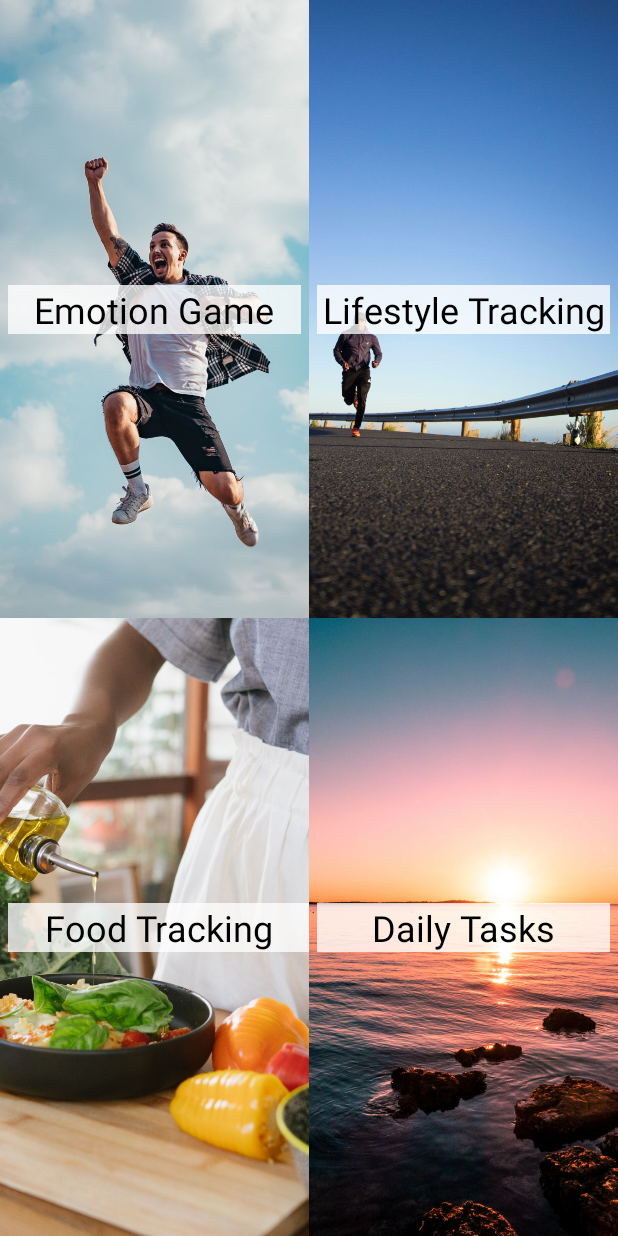
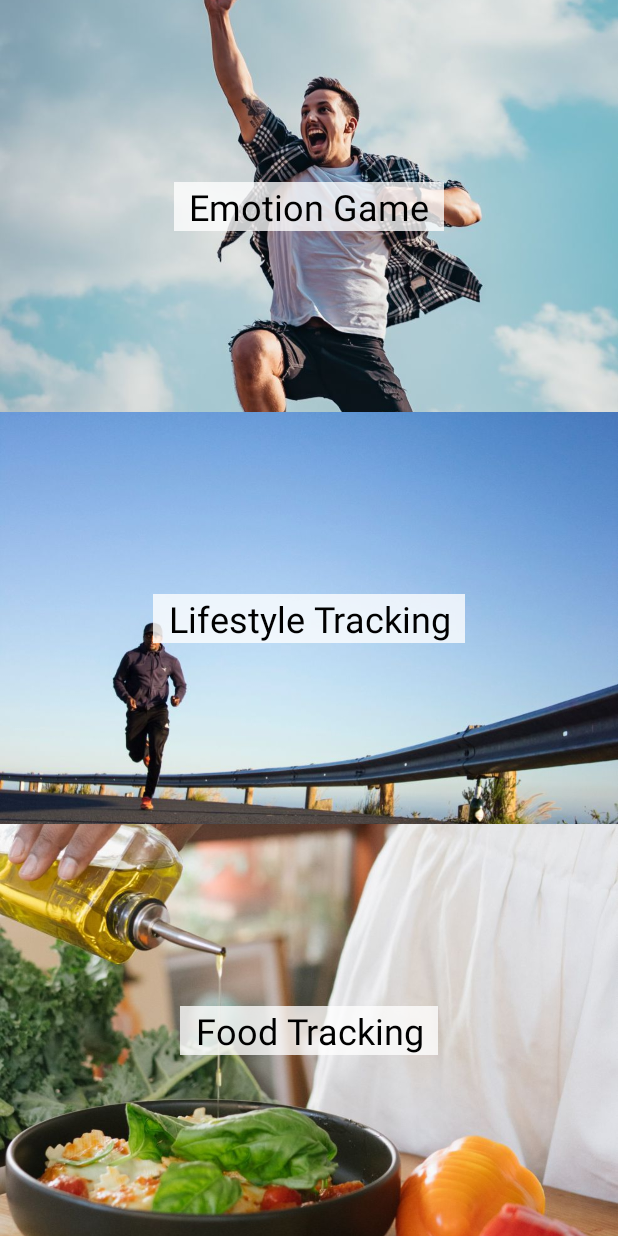
Before and after one commit to dsjiffry/Lifestyle-Tracking-App, an Android app: the NavigationActivity screen opened directly, with no data from a screen before it, on a phone screen of 412 x 824 dp. Run offline under Robolectric (Android 15) with nearby library versions, the phone set to English and light mode, and no system bars; 2 statements that could not run were skipped.

Commit message:
updated navigation UI
Signed-off-by: Shehan Jiffry <it17029896@my.sliit.lk>

```diff
--- a/Android/app/src/main/res/layout/activity_navigation.xml
+++ b/Android/app/src/main/res/layout/activity_navigation.xml
@@ -7,130 +7,93 @@
     tools:context=".NavigationActivity">
 
     <ImageView
-        android:id="@+id/imageView"
+        android:id="@+id/emotionImage"
         android:layout_width="0dp"
         android:layout_height="0dp"
         android:onClick="toEmotionSection"
         android:scaleType="centerCrop"
-        app:layout_constraintBottom_toBottomOf="@+id/imageView5"
-        app:layout_constraintEnd_toStartOf="@+id/imageView5"
-        app:layout_constraintHorizontal_bias="0.0"
+        app:layout_constraintBottom_toTopOf="@+id/LifestyleImage"
+        app:layout_constraintEnd_toEndOf="parent"
         app:layout_constraintStart_toStartOf="parent"
-        app:layout_constraintTop_toTopOf="@+id/imageView5"
-        app:layout_constraintVertical_bias="0.0"
+        app:layout_constraintTop_toTopOf="parent"
         app:srcCompat="@drawable/emotion_navigation_background" />
 
     <ImageView
-        android:id="@+id/imageView5"
+        android:id="@+id/LifestyleImage"
         android:layout_width="0dp"
         android:layout_height="0dp"
         android:onClick="toLifestyleSection"
         android:scaleType="centerCrop"
-        app:layout_constraintBottom_toTopOf="@+id/imageView4"
+        app:layout_constraintBottom_toTopOf="@+id/FoodImage"
         app:layout_constraintEnd_toEndOf="parent"
-        app:layout_constraintHorizontal_bias="1.0"
-        app:layout_constraintStart_toEndOf="@+id/imageView"
-        app:layout_constraintTop_toTopOf="parent"
-        app:layout_constraintVertical_bias="1.0"
+        app:layout_constraintStart_toStartOf="parent"
+        app:layout_constraintTop_toBottomOf="@+id/emotionImage"
         app:srcCompat="@drawable/lifestyle_navigation_background" />
 
     <ImageView
-        android:id="@+id/imageView4"
-        android:layout_width="0dp"
-        android:layout_height="0dp"
-        android:onClick="toDailyTaskSection"
-        android:scaleType="centerCrop"
-        app:layout_constraintBottom_toBottomOf="parent"
-        app:layout_constraintEnd_toEndOf="parent"
-        app:layout_constraintHorizontal_bias="1.0"
-        app:layout_constraintStart_toEndOf="@+id/imageView"
-        app:layout_constraintTop_toBottomOf="@+id/imageView5"
-        app:srcCompat="@drawable/daily_task_navigation_background" />
-
-    <ImageView
-        android:id="@+id/imageView3"
+        android:id="@+id/FoodImage"
         android:layout_width="0dp"
         android:layout_height="0dp"
         android:onClick="toFoodSection"
         android:scaleType="centerCrop"
-        app:layout_constraintBottom_toBottomOf="@+id/imageView4"
-        app:layout_constraintEnd_toEndOf="@+id/imageView"
-        app:layout_constraintHorizontal_bias="0.0"
-        app:layout_constraintStart_toStartOf="@+id/imageView"
-        app:layout_constraintTop_toTopOf="@+id/imageView4"
-        app:layout_constraintVertical_bias="1.0"
+        app:layout_constraintBottom_toBottomOf="parent"
+        app:layout_constraintEnd_toEndOf="parent"
+        app:layout_constraintStart_toStartOf="parent"
+        app:layout_constraintTop_toBottomOf="@+id/LifestyleImage"
         app:srcCompat="@drawable/food_navigation_background" />
 
     <TextView
-        android:id="@+id/textView7"
-        android:layout_width="0dp"
+        android:id="@+id/emotionText"
+        android:layout_width="wrap_content"
         android:layout_height="wrap_content"
-        android:layout_marginLeft="5dp"
-        android:layout_marginRight="5dp"
         android:background="#C6FFFFFF"
         android:gravity="center_horizontal|center_vertical"
         android:onClick="toEmotionSection"
+        android:paddingHorizontal="10dp"
         android:text="Emotion Game"
         android:textAlignment="gravity"
         android:textColor="#000000"
         android:textSize="24sp"
-        app:layout_constraintBottom_toBottomOf="@+id/imageView"
-        app:layout_constraintEnd_toEndOf="@+id/imageView"
-        app:layout_constraintStart_toStartOf="@+id/imageView"
-        app:layout_constraintTop_toTopOf="@+id/imageView" />
+        app:layout_constraintBottom_toBottomOf="@+id/emotionImage"
+        app:layout_constraintEnd_toEndOf="@+id/lifestyleText"
+        app:layout_constraintHorizontal_bias="0.5"
+        app:layout_constraintStart_toStartOf="@+id/lifestyleText"
+        app:layout_constraintTop_toTopOf="@+id/emotionImage" />
 
     <TextView
-        android:id="@+id/textView8"
-        android:layout_width="0dp"
+        android:id="@+id/lifestyleText"
+        android:layout_width="wrap_content"
         android:layout_height="wrap_content"
-        android:layout_marginLeft="5dp"
-        android:layout_marginRight="5dp"
         android:background="#C6FFFFFF"
         android:gravity="center_horizontal|center_vertical"
         android:onClick="toLifestyleSection"
+        android:paddingHorizontal="10dp"
         android:text="Lifestyle Tracking"
         android:textAlignment="gravity"
         android:textColor="#000000"
         android:textSize="24sp"
-        app:layout_constraintBottom_toBottomOf="@+id/imageView5"
-        app:layout_constraintEnd_toEndOf="@+id/imageView5"
-        app:layout_constraintStart_toStartOf="@+id/imageView5"
-        app:layout_constraintTop_toTopOf="@+id/imageView5" />
+        app:layout_constraintBottom_toBottomOf="@+id/LifestyleImage"
+        app:layout_constraintEnd_toEndOf="@+id/foodText"
+        app:layout_constraintHorizontal_bias="0.5"
+        app:layout_constraintStart_toStartOf="@+id/foodText"
+        app:layout_constraintTop_toBottomOf="@+id/emotionImage" />
 
     <TextView
-        android:id="@+id/textView12"
-        android:layout_width="0dp"
+        android:id="@+id/foodText"
+        android:layout_width="wrap_content"
         android:layout_height="wrap_content"
-        android:layout_marginStart="5dp"
-        android:layout_marginEnd="5dp"
-        android:background="#C6FFFFFF"
-        android:gravity="center_horizontal|center_vertical"
-        android:onClick="toDailyTaskSection"
-        android:text="Daily Tasks"
-        android:textAlignment="gravity"
-        android:textColor="#000000"
-        android:textSize="24sp"
-        app:layout_constraintBottom_toBottomOf="@+id/imageView4"
-        app:layout_constraintEnd_toEndOf="@+id/imageView4"
-        app:layout_constraintStart_toStartOf="@+id/imageView4"
-        app:layout_constraintTop_toTopOf="@+id/imageView4" />
-
-    <TextView
-        android:id="@+id/textView9"
-        android:layout_width="0dp"
-        android:layout_height="wrap_content"
-        android:layout_marginStart="5dp"
-        android:layout_marginRight="5dp"
         android:background="#C6FFFFFF"
         android:gravity="center_horizontal|center_vertical"
         android:onClick="toFoodSection"
+        android:paddingHorizontal="10dp"
         android:text="Food Tracking"
         android:textAlignment="gravity"
         android:textColor="#000000"
         android:textSize="24sp"
-        app:layout_constraintBottom_toBottomOf="@+id/imageView3"
-        app:layout_constraintEnd_toEndOf="@+id/imageView3"
-        app:layout_constraintStart_toStartOf="@+id/imageView3"
-        app:layout_constraintTop_toTopOf="@+id/imageView3" />
+        app:layout_constraintBottom_toBottomOf="parent"
+        app:layout_constraintEnd_toEndOf="@+id/FoodImage"
+        app:layout_constraintHorizontal_bias="0.5"
+        app:layout_constraintStart_toStartOf="parent"
+        app:layout_constraintTop_toBottomOf="@+id/LifestyleImage" />
 
 </androidx.constraintlayout.widget.ConstraintLayout>
```
